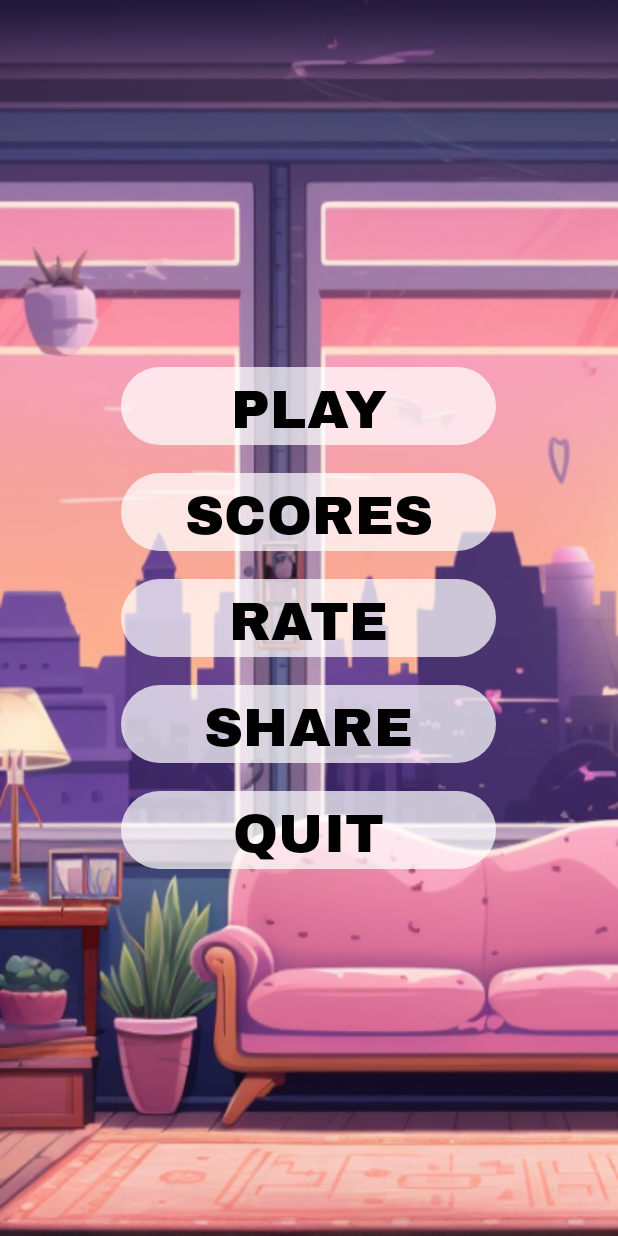
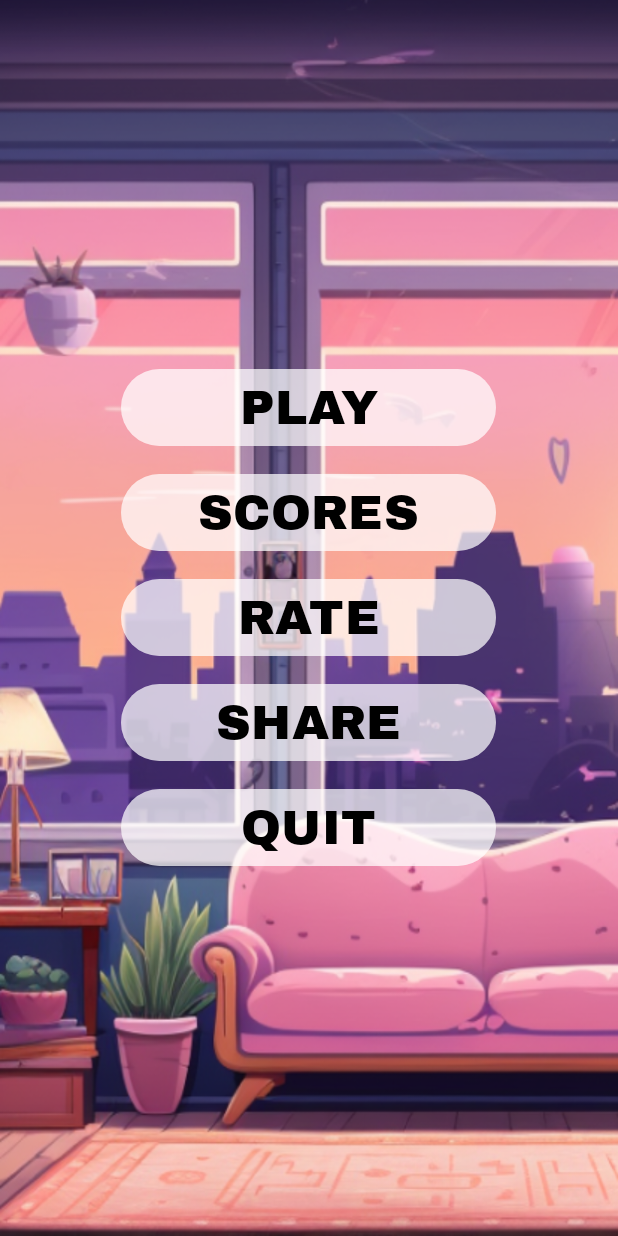
Before and after one commit to incarnadine24/CatCatcher, an Android app: the layout fragment_menu.xml on its own in the app's theme, with its tools: preview values and no code run, on a phone screen of 412 x 824 dp. Run offline under Robolectric (Android 15) with nearby library versions, the phone set to English and light mode, and no system bars; Roboto replaces fonts that are not available here.

```diff
--- a/app/src/main/res/layout/fragment_menu.xml
+++ b/app/src/main/res/layout/fragment_menu.xml
@@ -19,10 +19,10 @@
             android:layout_margin="5dp"
             android:fontFamily="@font/archivo_black"
             android:text="Play"
-            android:textSize="36sp"
+            android:textSize="32sp"
             android:textAllCaps="true"
             android:textColor="@color/black"
-            android:layout_height="60dp"/>
+            android:layout_height="wrap_content"/>
 
         <com.google.android.material.button.MaterialButton
             android:id="@+id/scores_button"
@@ -31,10 +31,10 @@
             android:backgroundTint="#77FFFFFF"
             android:fontFamily="@font/archivo_black"
             android:text="Scores"
-            android:textSize="36sp"
+            android:textSize="32sp"
             android:textAllCaps="true"
             android:textColor="@color/black"
-            android:layout_height="60dp"/>
+            android:layout_height="wrap_content"/>
 
         <com.google.android.material.button.MaterialButton
             android:id="@+id/rate_button"
@@ -43,10 +43,10 @@
             android:text="Rate"
             android:fontFamily="@font/archivo_black"
             android:layout_margin="5dp"
-            android:textSize="36sp"
+            android:textSize="32sp"
             android:textAllCaps="true"
             android:textColor="@color/black"
-            android:layout_height="60dp"/>
+            android:layout_height="wrap_content"/>
 
         <com.google.android.material.button.MaterialButton
             android:id="@+id/share_button"
@@ -55,22 +55,22 @@
             android:text="Share"
             android:layout_margin="5dp"
             android:fontFamily="@font/archivo_black"
-            android:textSize="36sp"
+            android:textSize="32sp"
             android:textAllCaps="true"
             android:textColor="@color/black"
-            android:layout_height="60dp"/>
+            android:layout_height="wrap_content"/>
 
         <com.google.android.material.button.MaterialButton
             android:id="@+id/quit_button"
             android:layout_width="250dp"
-            android:layout_height="60dp"
+            android:layout_height="wrap_content"
             android:layout_margin="5dp"
             android:backgroundTint="#77FFFFFF"
             android:fontFamily="@font/archivo_black"
             android:text="Quit"
             android:textAllCaps="true"
             android:textColor="@color/black"
-            android:textSize="36sp" />
+            android:textSize="32sp" />
 
 
     </LinearLayout>
```
Also changed, not shown: app/src/main/java/com/testcat/catcatcher/screens/PlayFragment.kt (+58 -2 lines), app/src/main/res/layout/fragment_play.xml (+32 -3 lines), app/src/main/res/drawable/bed.png (added), app/src/main/res/drawable/neko1.png (added), app/src/main/res/drawable/neko2.png (added), app/src/main/res/drawable/neko3.png (added), app/src/main/res/drawable/neko4.png (added), app/src/main/res/drawable/neko5.png (added), app/src/main/res/drawable/neko6.png (added).
